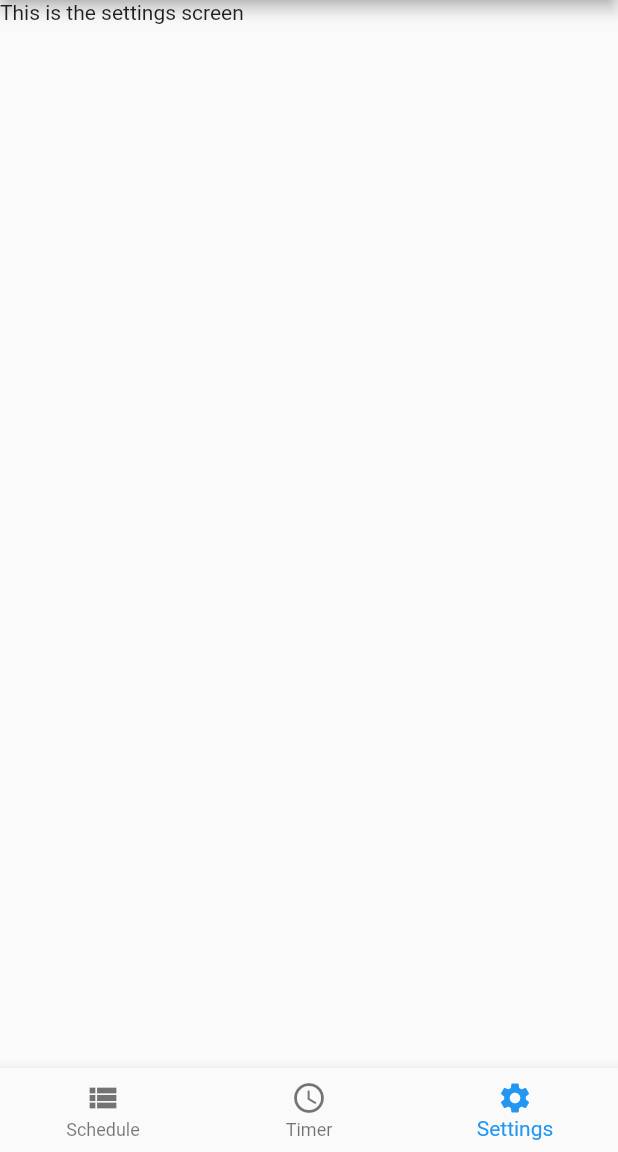
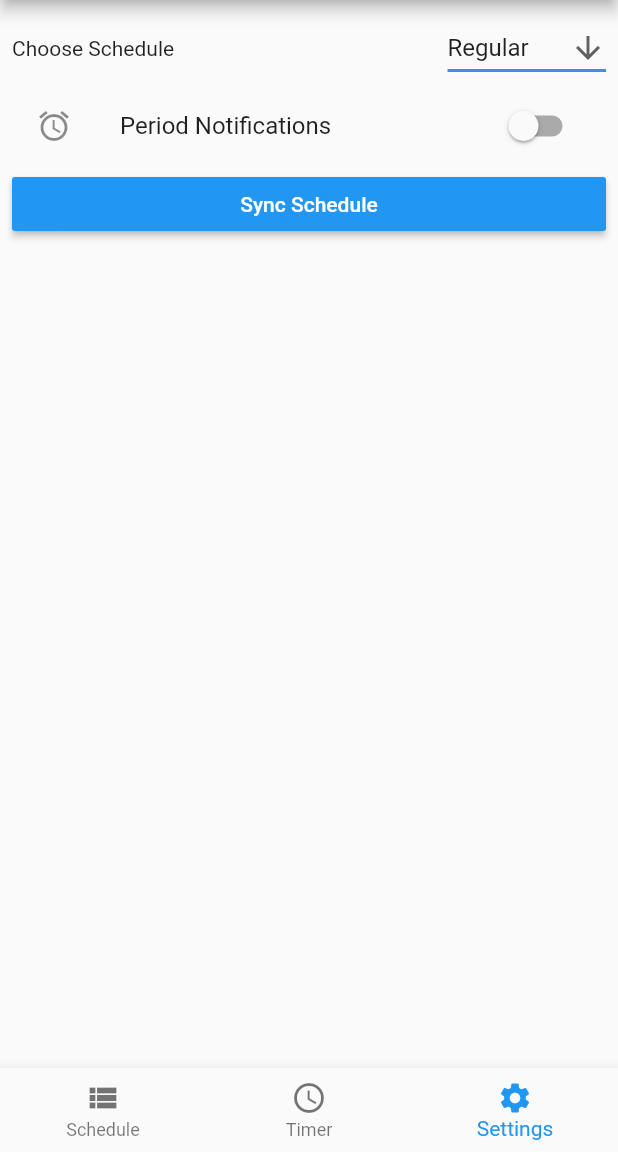
Before and after one commit to kazijamal/stuy-bell-schedule, a Flutter app: the screen it shows after launch, item 3 of the bottom bar chosen, on a phone screen of 412 x 824 dp, the part 84-1236 px from its top. Run offline on Flutter 3.47's test engine with Material 2 defaults, Android fonts, the phone set to English and light mode, and no system bars.

Commit message:
Start settings screen

```diff
--- a/lib/presentation/settings/settings_screen.dart
+++ b/lib/presentation/settings/settings_screen.dart
@@ -9,10 +9,63 @@ class SettingsScreen extends StatefulWidget {
 }
 
 class _SettingsScreenState extends State<SettingsScreen> {
+  bool _notifs = false;
+  String schedule;
+
+  void initState() {
+    super.initState();
+    schedule = widget.schedule;
+  }
+
   @override
   Widget build(BuildContext context) {
     return Scaffold(
-      body: Text('This is the settings screen'),
+      body: ListView(padding: const EdgeInsets.all(8), children: <Widget>[
+        Row(
+          mainAxisAlignment: MainAxisAlignment.spaceBetween,
+          children: <Widget>[
+            Text('Choose Schedule'),
+            DropdownButton<String>(
+              value: schedule,
+              icon: Icon(Icons.arrow_downward),
+              iconSize: 24,
+              elevation: 16,
+              underline: Container(
+                height: 2,
+                color: Colors.blueAccent,
+              ),
+              onChanged: (String newValue) {
+                setState(() {
+                  schedule = newValue;
+                });
+              },
+              items: <String>['Regular', 'Homeroom', 'Conference', 'Weekend']
+                  .map<DropdownMenuItem<String>>((String value) {
+                return DropdownMenuItem<String>(
+                  value: value,
+                  child: Text(value),
+                );
+              }).toList(),
+            ),
+          ],
+        ),
+        SwitchListTile(
+          value: _notifs,
+          title: Text("Period Notifications"),
+          onChanged: (bool value) {
+            setState(() {
+              _notifs = !_notifs;
+            });
+          },
+          secondary: const Icon(Icons.alarm),
+        ),
+        RaisedButton(
+          onPressed: () {},
+          color: Colors.blue,
+          textColor: Colors.white,
+          child: const Text('Sync Schedule'),
+        ),
+      ]),
     );
   }
 }
--- a/lib/state/schedule_time_constants.dart
+++ b/lib/state/schedule_time_constants.dart
@@ -46,5 +46,7 @@ class ScheduleTimeConstants {
     "After School": {"start": 55800, "end": 86340}
   };
 
-  static const WEEKEND_SCHEDULE = {"W": "vibe"};
+  static const WEEKEND_SCHEDULE = {
+    "W": {"start": "Saturday", "end": "Sunday"}
+  };
 }
--- a/lib/state/timer_computations.dart
+++ b/lib/state/timer_computations.dart
@@ -4,7 +4,8 @@ class TimerComputations {
   static const scheduleMap = {
     "Regular": ScheduleTimeConstants.REGULAR_SCHEDULE,
     "Homeroom": ScheduleTimeConstants.HOMEROOM_SCHEDULE,
-    "Conference": ScheduleTimeConstants.CONFERENCE_SCHEDULE
+    "Conference": ScheduleTimeConstants.CONFERENCE_SCHEDULE,
+    "Weekend": ScheduleTimeConstants.WEEKEND_SCHEDULE
   };
 
   static int getTime() {
```
